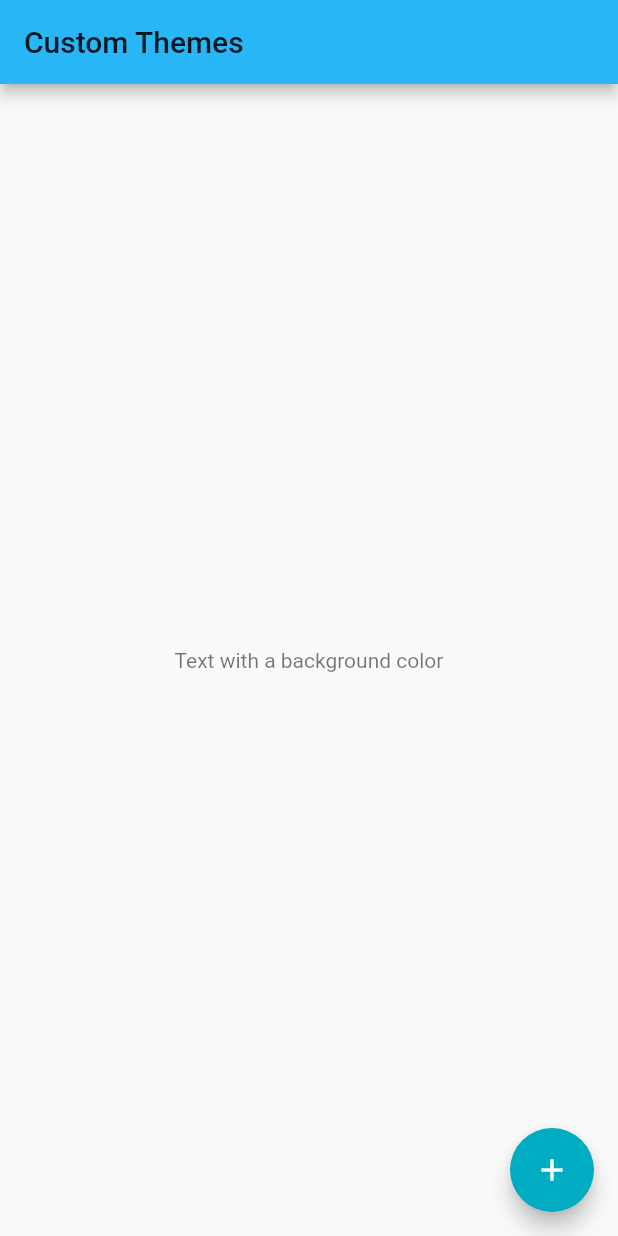
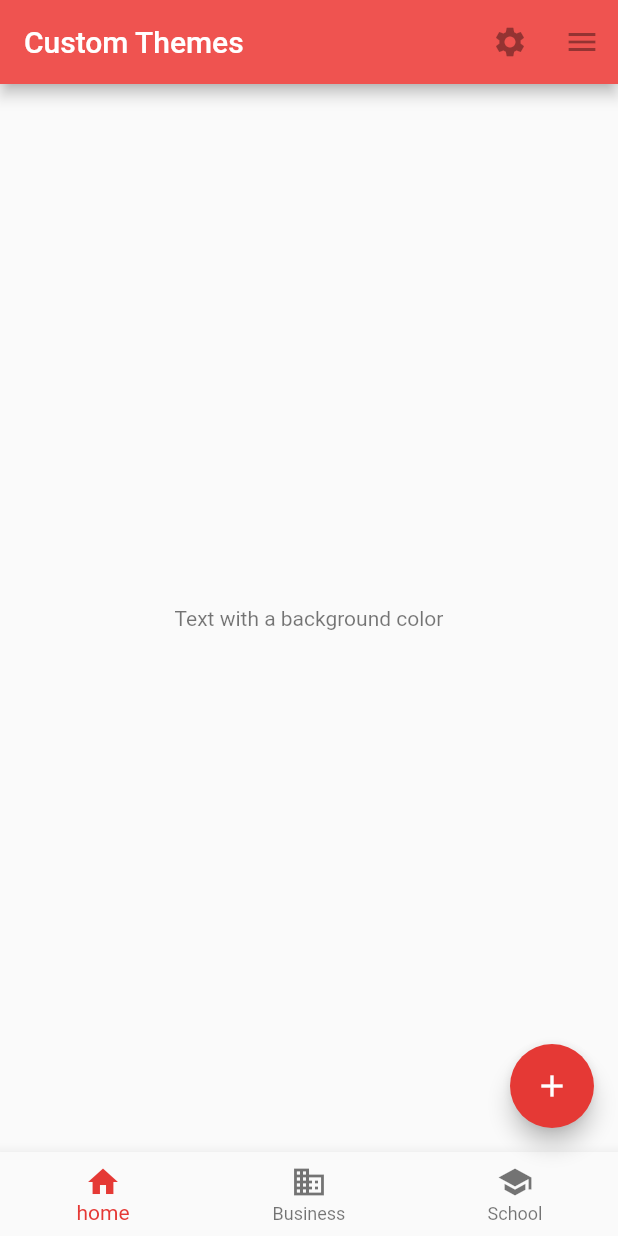
Before and after one commit to hisa8118/bdshare, a Flutter app: the screen it shows after launch, on a phone screen of 412 x 824 dp. Run offline on Flutter 3.47's test engine with Material 2 defaults, Android fonts, the phone set to English and light mode, and no system bars; our stand-ins replace font_awesome_flutter; Roboto replaces fonts that are missing (Hind, Robot).

Commit message:
lesson2 end

```diff
--- a/lib/main.dart
+++ b/lib/main.dart
@@ -15,8 +15,8 @@ class MyApp extends StatelessWidget {
       theme: ThemeData(
         // Define the default brightness and colors.
         brightness: Brightness.light,
-        primaryColor: Colors.lightBlue[400],
-        accentColor: Colors.cyan[600],
+        primaryColor: Colors.red[400],
+        accentColor: Colors.red[600],
         // Define the default font family.
         // fontFamily: 'Georgia',
         fontFamily: 'Robot',
@@ -42,16 +42,16 @@ class MyHomePage extends StatelessWidget {
     return Scaffold(
       appBar: AppBar(
         title: Text(title),
-        // actions: <Widget>[
-        //   IconButton(
-        //     icon: const Icon(Icons.settings),
-        //     onPressed: null,
-        //   ),
-        //   IconButton(
-        //     icon: const Icon(Icons.menu),
-        //     onPressed: null,
-        //   ),
-        // ],
+        actions: <Widget>[
+          IconButton(
+            icon: const Icon(Icons.settings),
+            onPressed: null,
+          ),
+          IconButton(
+            icon: const Icon(Icons.menu),
+            onPressed: null,
+          ),
+        ],
       ),
       body: Center(
         child: Container(
@@ -68,25 +68,25 @@ class MyHomePage extends StatelessWidget {
         // child: FaIcon(FontAwesomeIcons.addressBook),
         // backgroundColor: Colors.pink,
       ),
-      // bottomNavigationBar: BottomNavigationBar(
-      //   items: const <BottomNavigationBarItem>[
-      //     BottomNavigationBarItem(
-      //       icon: Icon(Icons.home),
-      //       title: Text('home'),
-      //     ),
-      //     BottomNavigationBarItem(
-      //       icon: Icon(Icons.business),
-      //       title: Text('Business'),
-      //     ),
-      //     BottomNavigationBarItem(
-      //       icon: Icon(Icons.school),
-      //       title: Text('School'),
-      //     ),
-      //   ],
-      //   currentIndex: 0,
-      //   selectedItemColor: Theme.of(context).accentColor,
-      //   onTap: null,
-      // ),
+      bottomNavigationBar: BottomNavigationBar(
+        items: const <BottomNavigationBarItem>[
+          BottomNavigationBarItem(
+            icon: Icon(Icons.home),
+            title: Text('home'),
+          ),
+          BottomNavigationBarItem(
+            icon: Icon(Icons.business),
+            title: Text('Business'),
+          ),
+          BottomNavigationBarItem(
+            icon: Icon(Icons.school),
+            title: Text('School'),
+          ),
+        ],
+        currentIndex: 0,
+        selectedItemColor: Theme.of(context).accentColor,
+        onTap: null,
+      ),
     );
   }
 }
```
